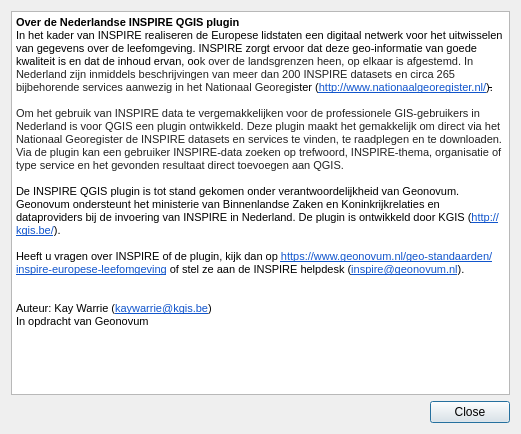
This is ui_inspireNL_dialog.ui in warrieka/inspireNL as Qt 5 draws it before an edit. The edited form follows.
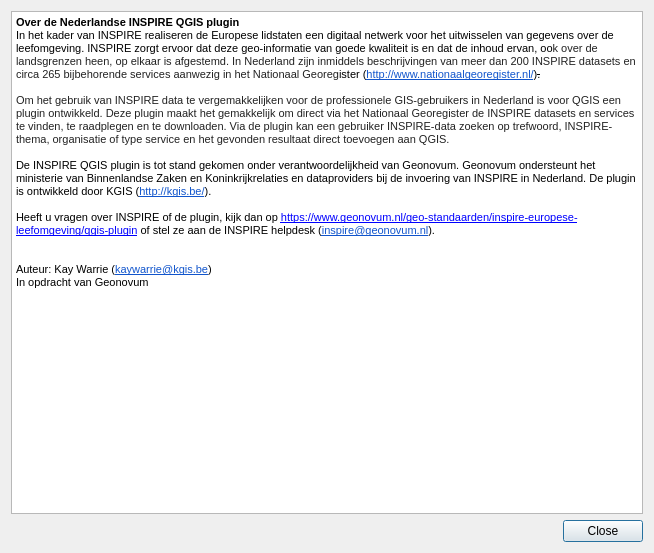
This is the edited form. Icons and pictures are not drawn.

Commit message: production release

```diff
--- a/ui_inspireNL_dialog.ui
+++ b/ui_inspireNL_dialog.ui
@@ -6,8 +6,8 @@
    <rect>
     <x>0</x>
     <y>0</y>
-    <width>521</width>
-    <height>434</height>
+    <width>654</width>
+    <height>553</height>
    </rect>
   </property>
   <property name="windowTitle">
@@ -38,7 +38,7 @@
 &lt;p style=&quot; margin-top:0px; margin-bottom:0px; margin-left:0px; margin-right:0px; -qt-block-indent:0; text-indent:0px; background-color:#ffffff;&quot;&gt;&lt;span style=&quot; font-family:'Verdana,sans-serif'; font-size:8pt; color:#000000;&quot;&gt; &lt;/span&gt;&lt;/p&gt;
 &lt;p style=&quot; margin-top:0px; margin-bottom:0px; margin-left:0px; margin-right:0px; -qt-block-indent:0; text-indent:0px; background-color:#ffffff;&quot;&gt;&lt;span style=&quot; font-family:'Verdana,sans-serif'; font-size:8pt; color:#000000;&quot;&gt;De INSPIRE QGIS plugin is tot stand gekomen onder verantwoordelijkheid van Geonovum. Geonovum ondersteunt het ministerie van Binnenlandse Zaken en Koninkrijkrelaties en dataproviders bij de invoering van INSPIRE in Nederland. De plugin is ontwikkeld door KGIS (&lt;/span&gt;&lt;a href=&quot;http://kgis.be/&quot;&gt;&lt;span style=&quot; font-family:'Verdana,sans-serif'; font-size:8pt; text-decoration: underline; color:#1155cc;&quot;&gt;http://kgis.be/&lt;/span&gt;&lt;/a&gt;&lt;span style=&quot; font-family:'Verdana,sans-serif'; font-size:8pt; color:#000000;&quot;&gt;).&lt;/span&gt;&lt;/p&gt;
 &lt;p style=&quot; margin-top:0px; margin-bottom:0px; margin-left:0px; margin-right:0px; -qt-block-indent:0; text-indent:0px; background-color:#ffffff;&quot;&gt;&lt;span style=&quot; font-family:'Verdana,sans-serif'; font-size:8pt; color:#000000;&quot;&gt; &lt;/span&gt;&lt;/p&gt;
-&lt;p style=&quot; margin-top:0px; margin-bottom:0px; margin-left:0px; margin-right:0px; -qt-block-indent:0; text-indent:0px; background-color:#ffffff;&quot;&gt;&lt;span style=&quot; font-family:'Verdana,sans-serif'; font-size:8pt; color:#000000;&quot;&gt;Heeft u vragen over INSPIRE of de plugin, kijk dan op &lt;/span&gt;&lt;a href=&quot;https://www.geonovum.nl/geo-standaarden/inspire-europese-leefomgeving&quot;&gt;&lt;span style=&quot; font-family:'Verdana,sans-serif'; font-size:8pt; text-decoration: underline; color:#1155cc;&quot;&gt;https://www.geonovum.nl/geo-standaarden/inspire-europese-leefomgeving&lt;/span&gt;&lt;/a&gt;&lt;span style=&quot; font-family:'Verdana,sans-serif'; font-size:8pt; color:#000000;&quot;&gt; of stel ze aan de INSPIRE helpdesk (&lt;/span&gt;&lt;a href=&quot;mailto:inspire@geonovum.nl&quot;&gt;&lt;span style=&quot; font-family:'Verdana,sans-serif'; font-size:8pt; text-decoration: underline; color:#1155cc;&quot;&gt;inspire@geonovum.nl&lt;/span&gt;&lt;/a&gt;&lt;span style=&quot; font-family:'Verdana,sans-serif'; font-size:8pt; color:#000000;&quot;&gt;).&lt;/span&gt;&lt;/p&gt;
+&lt;p style=&quot; margin-top:0px; margin-bottom:0px; margin-left:0px; margin-right:0px; -qt-block-indent:0; text-indent:0px; background-color:#ffffff;&quot;&gt;&lt;span style=&quot; font-family:'Verdana,sans-serif'; font-size:8pt; color:#000000;&quot;&gt;Heeft u vragen over INSPIRE of de plugin, kijk dan op &lt;/span&gt;&lt;a href=&quot;https://www.geonovum.nl/geo-standaarden/inspire-europese-leefomgeving/qgis-plugin&quot;&gt;&lt;span style=&quot; font-size:8pt; text-decoration: underline; color:#0000ff;&quot;&gt;https://www.geonovum.nl/geo-standaarden/inspire-europese-leefomgeving/qgis-plugin&lt;/span&gt;&lt;/a&gt;&lt;span style=&quot; font-family:'Verdana,sans-serif'; font-size:8pt; color:#000000;&quot;&gt; of stel ze aan de INSPIRE helpdesk (&lt;/span&gt;&lt;a href=&quot;mailto:inspire@geonovum.nl&quot;&gt;&lt;span style=&quot; font-family:'Verdana,sans-serif'; font-size:8pt; text-decoration: underline; color:#1155cc;&quot;&gt;inspire@geonovum.nl&lt;/span&gt;&lt;/a&gt;&lt;span style=&quot; font-family:'Verdana,sans-serif'; font-size:8pt; color:#000000;&quot;&gt;).&lt;/span&gt;&lt;/p&gt;
 &lt;p style=&quot;-qt-paragraph-type:empty; margin-top:0px; margin-bottom:0px; margin-left:0px; margin-right:0px; -qt-block-indent:0; text-indent:0px; font-family:'Verdana,sans-serif'; font-size:8pt; color:#000000; background-color:#ffffff;&quot;&gt;&lt;br /&gt;&lt;/p&gt;
 &lt;p style=&quot;-qt-paragraph-type:empty; margin-top:0px; margin-bottom:0px; margin-left:0px; margin-right:0px; -qt-block-indent:0; text-indent:0px; font-family:'Verdana,sans-serif'; font-size:8pt; color:#000000; background-color:#ffffff;&quot;&gt;&lt;br /&gt;&lt;/p&gt;
 &lt;p style=&quot; margin-top:0px; margin-bottom:0px; margin-left:0px; margin-right:0px; -qt-block-indent:0; text-indent:0px; background-color:#ffffff;&quot;&gt;&lt;span style=&quot; font-family:'Verdana,sans-serif'; font-size:8pt; color:#000000;&quot;&gt;Auteur: Kay Warrie (&lt;/span&gt;&lt;a href=&quot;mailto:kaywarrie@gmail.com&quot;&gt;&lt;span style=&quot; font-family:'Verdana,sans-serif'; font-size:8pt; text-decoration: underline; color:#1155cc;&quot;&gt;kaywarrie@&lt;/span&gt;&lt;/a&gt;&lt;a href=&quot;http://kgis.be/&quot;&gt;&lt;span style=&quot; font-family:'Verdana,sans-serif'; font-size:8pt; text-decoration: underline; color:#1155cc;&quot;&gt;kgis.be&lt;/span&gt;&lt;/a&gt;&lt;span style=&quot; font-family:'Verdana,sans-serif'; font-size:8pt; color:#000000;&quot;&gt;)&lt;/span&gt;&lt;/p&gt;
```
The commit also changes 2 other files.
